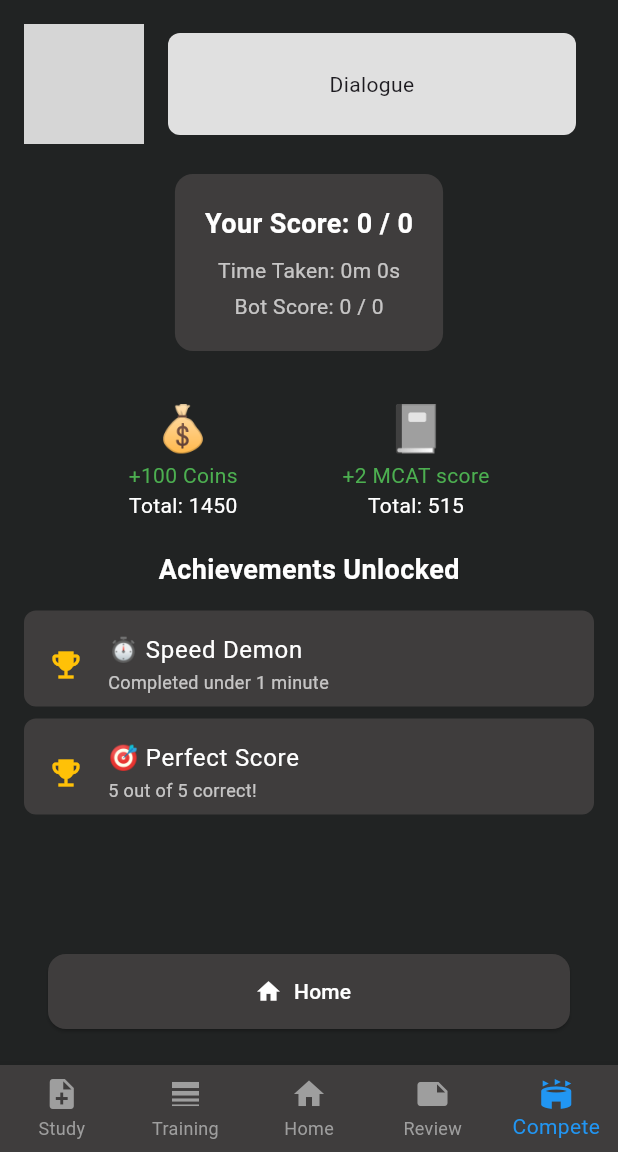
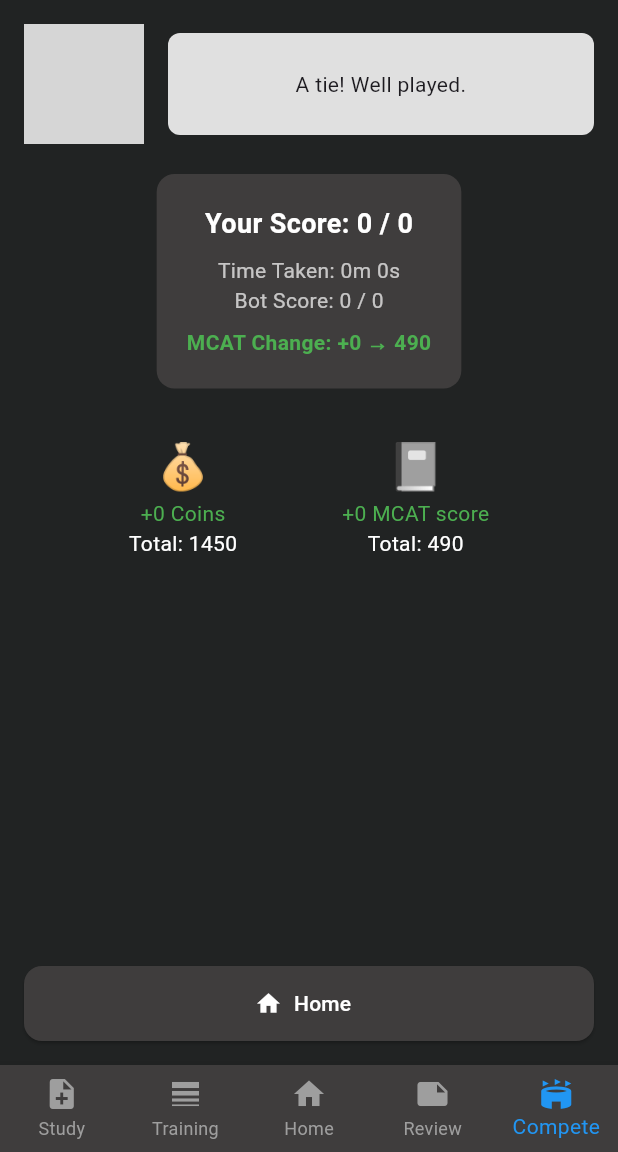
Before and after one commit to Anhakian/Bot-Demo, a Flutter app: the EndQuizPage screen opened directly with empty values, on a phone screen of 412 x 824 dp, the part 84-1236 px from its top. Run offline on Flutter 3.47's test engine with Material 3 defaults, Android fonts, the light colour scheme and no system bars; our stand-ins replace flutter_screenutil; grey boxes are pictures that could not be loaded.

Commit message:
Update end_quiz_page.dart

```diff
--- a/lib/pages/end_quiz_page.dart
+++ b/lib/pages/end_quiz_page.dart
@@ -1,5 +1,3 @@
-// End Quiz Page
-
 import 'dart:math';
 import 'package:bot_demo/components/bot_app_bar.dart';
 import 'package:bot_demo/models/bot.dart';
@@ -10,6 +8,7 @@
   final int score;
   final int total;
   final Duration timeTaken;
+  final int playerMcat; // passed from quiz page
 
   const EndQuizPage({
     super.key,
@@ -17,33 +16,87 @@
     required this.score,
     required this.total,
     required this.timeTaken,
+    required this.playerMcat,
   });
+
+  int calculateEloDelta({
+    required int playerScore,
+    required int botScore,
+    required int totalQuestions,
+    required int playerMCAT,
+    required int botMCAT,
+    required double avgTime,
+  }) {
+    double accuracy = playerScore / totalQuestions;
+    double botAccuracy = botScore / totalQuestions;
+    double speedScore = (25 - avgTime) / 25;
+    if (speedScore < 0) speedScore = 0;
+
+    String result;
+    if (playerScore > botScore) result = "win";
+    else if (playerScore < botScore) result = "lose";
+    else result = "tie";
+
+    int eloDiff = botMCAT - playerMCAT;
+    double baseWeight;
+    if (eloDiff.abs() >= 20) {
+      baseWeight = eloDiff > 0 ? 1.0 : 0.0;
+    } else {
+      baseWeight = 0.5 + (eloDiff / 40.0);
+    }
+
+    double performanceScore = (accuracy * 0.7) + (speedScore * 0.3);
+    double delta = 0;
+    if (result == "win") {
+      delta = 10 * baseWeight * performanceScore;
+    } else if (result == "lose") {
+      delta = -10 * (1 - baseWeight) * (1 - performanceScore);
+    }
+
+    delta = delta.clamp(-10, 10).roundToDouble();
+    return delta.toInt();
+  }
+
+  String getBotComment(String result) {
+    // Later: pull from bots.dart "comments" map
+    if (result == "win") return bot.name == 'CRISPR Cassie IX'
+        ? "Genetic perfection achieved!"
+        : "You've bested me this time...";
+    if (result == "lose") return "Flawless victory. Train harder!";
+    return "A tie! Well played.";
+  }
 
   @override
   Widget build(BuildContext context) {
     final int minutes = timeTaken.inMinutes;
     final int seconds = timeTaken.inSeconds % 60;
-    final int botScore =
-        Random().nextInt(total + 1); // Random bot score between 0 and total
 
-    // Determine which achievements were earned
-    List<Map<String, String>> earnedAchievements = [];
+    final int botMCAT = int.tryParse(bot.score.replaceAll("?", "")) ?? 520;
+    final int botScore = Random().nextInt(total + 1); // Placeholder bot perf
 
-    if (timeTaken.inSeconds < 60) {
-      earnedAchievements.add(
-          {'title': '⏱️ Speed Demon', 'subtitle': 'Completed under 1 minute'});
-    }
+    final double avgTime = timeTaken.inSeconds / total;
+    final int eloDelta = calculateEloDelta(
+      playerScore: score,
+      botScore: botScore,
+      totalQuestions: total,
+      playerMCAT: playerMcat,
+      botMCAT: botMCAT,
+      avgTime: avgTime,
+    );
 
-    if (score == total) {
-      earnedAchievements.add(
-          {'title': '🎯 Perfect Score', 'subtitle': '5 out of 5 correct!'});
-    }
+    final int finalMcat = (playerMcat + eloDelta).clamp(490, 530);
+    final bool win = score > botScore;
+    final bool lose = score < botScore;
+
+    final int coinsEarned = win ? 25 : 0;
+
+    String resultText = "tie";
+    if (win) resultText = "win";
+    if (lose) resultText = "lose";
 
     return Scaffold(
       backgroundColor: const Color(0xFF212323),
-      appBar: const BotAppBar(
-        name: 'MCAT Bots',
-      ),
+      appBar: const BotAppBar(name: 'MCAT Bots'),
       bottomNavigationBar: BottomNavigationBar(
         backgroundColor: const Color(0xFF3F3D3D),
         selectedItemColor: Colors.blue,
@@ -55,8 +108,7 @@
         onTap: (index) {},
         items: const [
           BottomNavigationBarItem(icon: Icon(Icons.note_add), label: 'Study'),
-          BottomNavigationBarItem(
-              icon: Icon(Icons.line_weight), label: 'Training'),
+          BottomNavigationBarItem(icon: Icon(Icons.line_weight), label: 'Training'),
           BottomNavigationBarItem(icon: Icon(Icons.home), label: 'Home'),
           BottomNavigationBarItem(icon: Icon(Icons.note), label: 'Review'),
           BottomNavigationBarItem(icon: Icon(Icons.stadium), label: 'Compete'),
@@ -75,23 +127,21 @@
                     height: 80,
                     child: ClipRRect(
                       borderRadius: BorderRadius.circular(8),
-                      child: Image.asset(
-                        bot.image,
-                        fit: BoxFit.cover,
-                      ),
+                      child: Image.asset(bot.image, fit: BoxFit.cover),
                     ),
                   ),
                   const SizedBox(width: 16),
-                  Container(
-                    width: MediaQuery.of(context).size.width - 140,
+                  Expanded(
+                    child: Container(
                       padding: const EdgeInsets.all(24),
                       decoration: BoxDecoration(
                         color: Colors.grey[300],
                         borderRadius: BorderRadius.circular(8),
                       ),
-                    child: const Text(
-                      'Dialogue',
+                      child: Text(
+                        getBotComment(resultText),
                         textAlign: TextAlign.center,
+                      ),
                     ),
                   ),
                 ],
@@ -105,116 +155,57 @@
                 ),
                 child: Column(
                   children: [
-                    Text(
-                      'Your Score: $score / $total',
-                      style: const TextStyle(
-                          color: Colors.white,
-                          fontSize: 18,
-                          fontWeight: FontWeight.bold),
-                    ),
+                    Text('Your Score: $score / $total',
+                        style: const TextStyle(color: Colors.white, fontSize: 18, fontWeight: FontWeight.bold)),
+                    const SizedBox(height: 8),
+                    Text('Time Taken: ${minutes}m ${seconds}s',
+                        style: const TextStyle(color: Colors.white70)),
+                    Text('Bot Score: $botScore / $total',
+                        style: const TextStyle(color: Colors.white70)),
                     const SizedBox(height: 8),
                     Text(
-                      'Time Taken: ${minutes}m ${seconds}s',
-                      style: const TextStyle(color: Colors.white70),
+                      'MCAT Change: ${eloDelta >= 0 ? "+" : ""}$eloDelta → $finalMcat',
+                      style: TextStyle(
+                        color: eloDelta >= 0 ? Colors.green : Colors.red,
+                        fontWeight: FontWeight.bold,
                       ),
-                    const SizedBox(height: 4),
-                    Text(
-                      'Bot Score: $botScore / $total',
-                      style: const TextStyle(color: Colors.white70),
                     ),
                   ],
                 ),
               ),
               const SizedBox(height: 30),
-              const Row(
+              Row(
                 mainAxisAlignment: MainAxisAlignment.spaceEvenly,
                 children: [
                   Column(
-                    children: const [
-                      Text('💰', style: TextStyle(fontSize: 30)),
-                      Text('+100 Coins', style: TextStyle(color: Colors.green)),
-                      Text('Total: 1450',
-                          style: TextStyle(color: Colors.white)),
+                    children: [
+                      const Text('💰', style: TextStyle(fontSize: 30)),
+                      Text(win ? '+$coinsEarned Coins' : '+0 Coins',
+                          style: const TextStyle(color: Colors.green)),
+                      const Text('Total: 1450', style: TextStyle(color: Colors.white)),
                     ],
                   ),
                   Column(
-                    children: const [
-                      Text('📓', style: TextStyle(fontSize: 30)),
-                      Text('+2 MCAT score',
-                          style: TextStyle(color: Colors.green)),
-                      Text('Total: 515', style: TextStyle(color: Colors.white)),
+                    children: [
+                      const Text('📓', style: TextStyle(fontSize: 30)),
+                      Text('${eloDelta >= 0 ? "+" : ""}$eloDelta MCAT score',
+                          style: TextStyle(color: eloDelta >= 0 ? Colors.green : Colors.red)),
+                      Text('Total: $finalMcat', style: const TextStyle(color: Colors.white)),
                     ],
                   ),
                 ],
               ),
-              if (earnedAchievements.isNotEmpty) ...[
-                const SizedBox(height: 20),
-                const Text(
-                  'Achievements Unlocked',
-                  style: TextStyle(
-                    fontSize: 18,
-                    fontWeight: FontWeight.bold,
-                    color: Colors.white,
-                  ),
-                ),
-                const SizedBox(height: 10),
-                Expanded(
-                  child: ClipRect(
-                    child: ListView.builder(
-                      padding: const EdgeInsets.only(bottom: 4),
-                      physics: const ClampingScrollPhysics(),
-                      itemExtent: 72,
-                      itemCount: earnedAchievements.length,
-                      itemBuilder: (context, index) {
-                        final achievement = earnedAchievements[index];
-                        return Padding(
-                          padding: const EdgeInsets.symmetric(vertical: 4.0),
-                          child: Container(
-                            decoration: BoxDecoration(
-                              color: const Color(0xFF3F3D3D),
-                              borderRadius: BorderRadius.circular(8),
-                            ),
-                            child: ListTile(
-                              contentPadding:
-                                  const EdgeInsets.symmetric(horizontal: 16.0),
-                              leading: const Icon(Icons.emoji_events,
-                                  color: Colors.amber),
-                              title: Text(
-                                achievement['title']!,
-                                style: const TextStyle(color: Colors.white),
-                              ),
-                              subtitle: Text(
-                                achievement['subtitle']!,
-                                style: const TextStyle(
-                                  color: Colors.white70,
-                                  fontSize: 12,
-                                ),
-                              ),
-                            ),
-                          ),
-                        );
-                      },
-                    ),
-                  ),
-                ),
-              ],
-              Padding(
-                padding:
-                    const EdgeInsets.symmetric(horizontal: 16.0, vertical: 8),
-                child: ElevatedButton.icon(
-                  onPressed: () =>
-                      Navigator.popUntil(context, ModalRoute.withName('/')),
+              const Spacer(),
+              ElevatedButton.icon(
+                onPressed: () => Navigator.popUntil(context, ModalRoute.withName('/')),
                 style: ElevatedButton.styleFrom(
                   minimumSize: const Size(double.infinity, 50),
                   backgroundColor: const Color(0xFF3F3D3D),
-                    shape: RoundedRectangleBorder(
-                        borderRadius: BorderRadius.circular(12)),
+                  shape: RoundedRectangleBorder(borderRadius: BorderRadius.circular(12)),
                 ),
                 icon: const Icon(Icons.home, color: Colors.white),
-                  label:
-                      const Text('Home', style: TextStyle(color: Colors.white)),
+                label: const Text('Home', style: TextStyle(color: Colors.white)),
               ),
-              )
             ],
           ),
         ),
```
Lines whose indentation alone changed are shown as unchanged.
